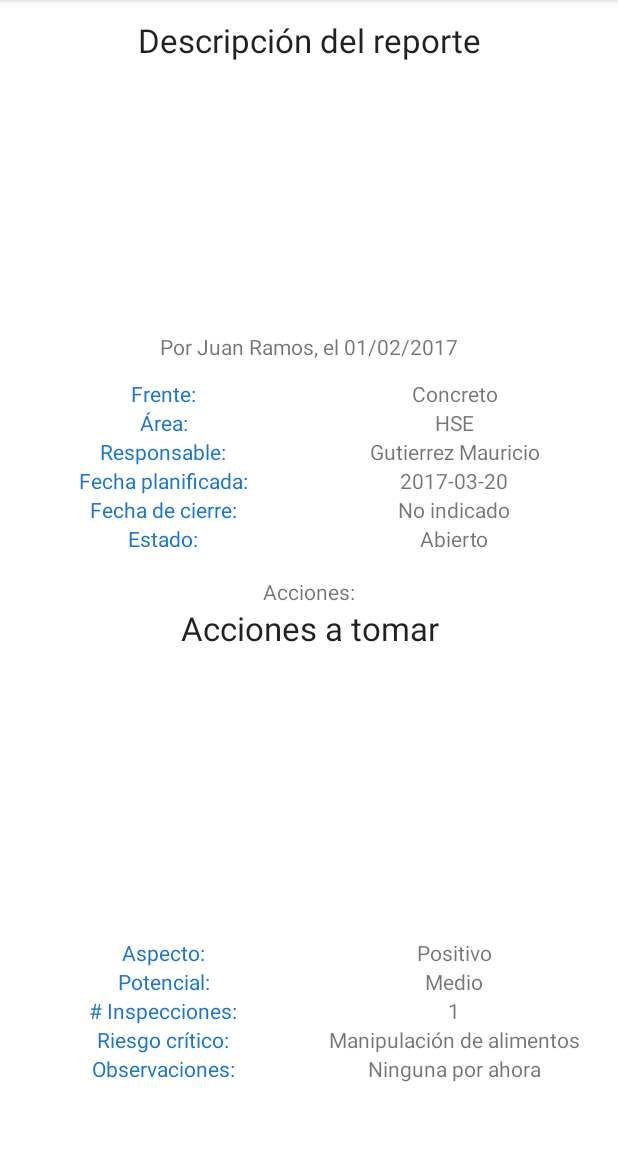
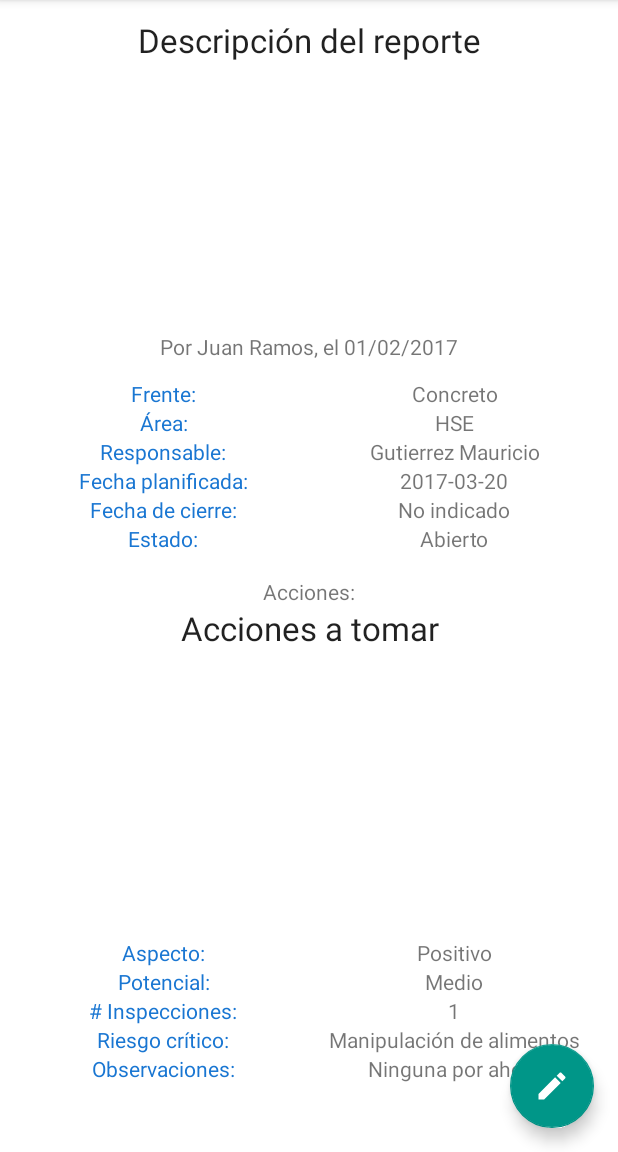
Before and after one commit to JCarlosR/Conciviles, an Android app: the ReportActivity screen opened directly, with no data from a screen before it, on a phone screen of 412 x 824 dp, the part 84-1236 px from its top. Run offline under Robolectric (Android 15) with nearby library versions, the phone set to English and light mode, and no system bars; our stand-ins replace Picasso; pictures from the network do not load; 17 statements that could not run were skipped.

Commit message:
edit from report activity

```diff
--- a/app/src/main/java/com/programacionymas/conciviles/ui/activity/ReportActivity.java
+++ b/app/src/main/java/com/programacionymas/conciviles/ui/activity/ReportActivity.java
@@ -1,15 +1,20 @@
 package com.programacionymas.conciviles.ui.activity;
 
+import android.content.Intent;
 import android.os.Bundle;
+import android.support.design.widget.FloatingActionButton;
+import android.support.v4.widget.NestedScrollView;
 import android.support.v7.app.ActionBar;
 import android.support.v7.app.AppCompatActivity;
 import android.view.MenuItem;
+import android.view.View;
 import android.widget.ImageView;
 import android.widget.TextView;
 
 import com.google.gson.Gson;
 import com.programacionymas.conciviles.R;
 import com.programacionymas.conciviles.model.Report;
+import com.programacionymas.conciviles.ui.fragment.ReportDialogFragment;
 import com.squareup.picasso.Picasso;
 
 public class ReportActivity extends AppCompatActivity {
@@ -23,6 +28,7 @@ public class ReportActivity extends AppCompatActivity {
 
     private ImageView ivImage, ivImageAction;
 
+    private FloatingActionButton fab;
 
     @Override
     protected void onCreate(Bundle savedInstanceState) {
@@ -59,10 +65,27 @@ public class ReportActivity extends AppCompatActivity {
 
         ivImage = (ImageView) findViewById(R.id.ivImage);
         ivImageAction = (ImageView) findViewById(R.id.ivImageAction);
+
+        fab = (FloatingActionButton) findViewById(R.id.fab);
+
+        NestedScrollView nestedScrollView = (NestedScrollView) findViewById(R.id.nestedScrollView);
+        nestedScrollView.setOnScrollChangeListener(new NestedScrollView.OnScrollChangeListener() {
+            @Override
+            public void onScrollChange(NestedScrollView v, int scrollX, int scrollY, int oldScrollX, int oldScrollY) {
+                if (scrollY > oldScrollY) {
+                    fab.hide();
+                } else {
+                    fab.show();
+                }
+            }
+        });
+
    }
 
     private void getReportDataFromExtras() {
         final String reportJson = getIntent().getStringExtra("report");
+        final int inform_id = getIntent().getIntExtra("inform_id",0);
+
         final Report report = new Gson().fromJson(reportJson, Report.class);
 
         setReportIdInActionBar(report.getId());
@@ -85,6 +108,17 @@ public class ReportActivity extends AppCompatActivity {
         tvInspections.setText(String.valueOf(report.getInspections()));
         tvCriticalRisk.setText(report.getCriticalRisksName());
         tvObservations.setText(report.getObservations());
+
+        fab.setOnClickListener(new View.OnClickListener() {
+            @Override
+            public void onClick(View view) {
+                // Empty report_id => Register new report
+                Intent intent = new Intent(getApplicationContext(), ReportDialogFragment.class);
+                intent.putExtra("inform_id", inform_id);
+                intent.putExtra("report_id", report.getId());
+                startActivityForResult(intent, 1); // is just a dummy request code
+            }
+        });
     }
 
     private void setReportIdInActionBar(final int report_id) {
--- a/app/src/main/java/com/programacionymas/conciviles/ui/adapter/ReportAdapter.java
+++ b/app/src/main/java/com/programacionymas/conciviles/ui/adapter/ReportAdapter.java
@@ -106,6 +106,7 @@ public class ReportAdapter extends RecyclerView.Adapter<ReportAdapter.ViewHolder
             public void onClick(View view) {
                 Intent intent = new Intent(activity, ReportActivity.class);
                 intent.putExtra("report", new Gson().toJson(currentReport));
+                intent.putExtra("inform_id", inform_id);
                 activity.startActivity(intent);
             }
         });
--- a/app/src/main/res/layout/activity_report.xml
+++ b/app/src/main/res/layout/activity_report.xml
@@ -1,11 +1,17 @@
 <?xml version="1.0" encoding="utf-8"?>
-<android.support.v4.widget.NestedScrollView xmlns:android="http://schemas.android.com/apk/res/android"
+<android.support.design.widget.CoordinatorLayout xmlns:android="http://schemas.android.com/apk/res/android"
     xmlns:tools="http://schemas.android.com/tools"
+    android:layout_width="match_parent"
+    android:layout_height="match_parent"
+    xmlns:app="http://schemas.android.com/apk/res-auto"
+    tools:context="com.programacionymas.conciviles.ui.activity.ReportActivity">
+
+    <android.support.v4.widget.NestedScrollView
         android:id="@+id/nestedScrollView"
         android:layout_width="match_parent"
         android:layout_height="match_parent"
-    android:background="#fff"
-    tools:context="com.programacionymas.conciviles.ui.activity.MenuActivity">
+        app:layout_behavior="@string/appbar_scrolling_view_behavior"
+        android:background="#fff">
 
         <LinearLayout xmlns:android="http://schemas.android.com/apk/res/android"
             android:layout_width="match_parent"
@@ -324,3 +330,14 @@
         </LinearLayout>
 
     </android.support.v4.widget.NestedScrollView>
+
+    <android.support.design.widget.FloatingActionButton
+        android:id="@+id/fab"
+        android:layout_width="wrap_content"
+        android:layout_height="wrap_content"
+        android:layout_gravity="bottom|end"
+        android:layout_margin="@dimen/fab_margin"
+        app:srcCompat="@drawable/ic_mode_edit_24dp" />
+
+
+</android.support.design.widget.CoordinatorLayout>
```
Lines whose indentation alone changed are shown as unchanged.
